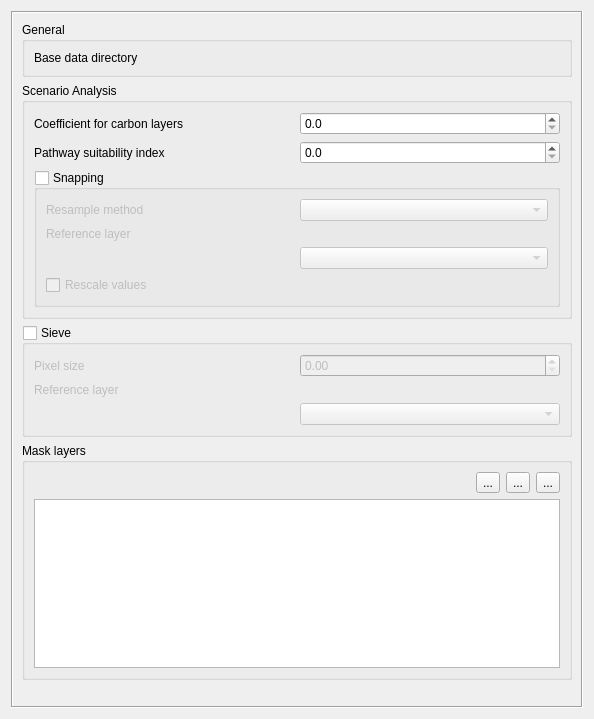
ConservationInternational/cplus-plugin, file src/cplus_plugin/ui/cplus_settings.ui: the form before one commit.
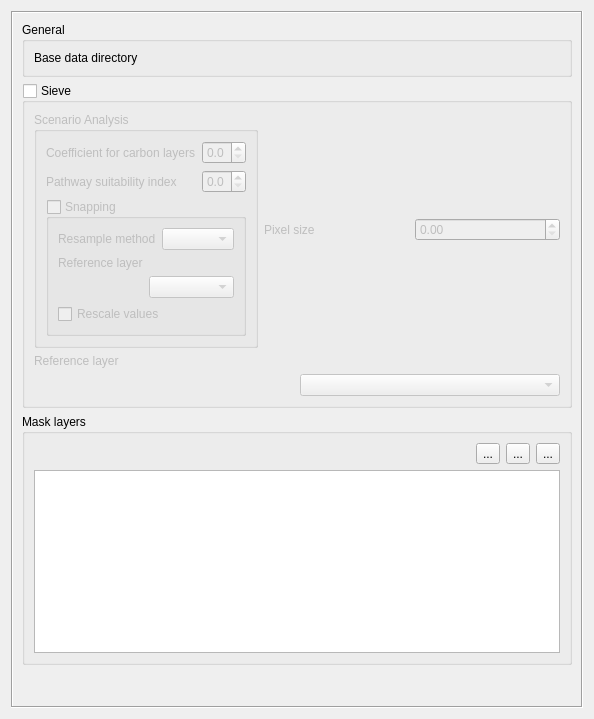
The form after the commit. Custom widgets are drawn as their Qt base class.

What changed in the file:
```diff
--- a/src/cplus_plugin/ui/cplus_settings.ui
+++ b/src/cplus_plugin/ui/cplus_settings.ui
@@ -68,6 +68,20 @@
         </widget>
        </item>
        <item>
+        <widget class="QgsCollapsibleGroupBox" name="sieve_group_box">
+         <property name="title">
+          <string>Sieve </string>
+         </property>
+         <property name="checkable">
+          <bool>true</bool>
+         </property>
+         <property name="checked">
+          <bool>false</bool>
+         </property>
+         <layout class="QVBoxLayout" name="verticalLayout_2">
+          <item>
+           <layout class="QHBoxLayout" name="horizontalLayout_3">
+            <item>
         <widget class="QgsCollapsibleGroupBox" name="mGroupBox">
          <property name="minimumSize">
           <size>
@@ -196,20 +210,6 @@
         </widget>
        </item>
        <item>
-        <widget class="QgsCollapsibleGroupBox" name="sieve_group_box">
-         <property name="title">
-          <string>Sieve </string>
-         </property>
-         <property name="checkable">
-          <bool>true</bool>
-         </property>
-         <property name="checked">
-          <bool>false</bool>
-         </property>
-         <layout class="QVBoxLayout" name="verticalLayout_2">
-          <item>
-           <layout class="QHBoxLayout" name="horizontalLayout_3">
-            <item>
              <widget class="QLabel" name="resample_method_2">
               <property name="text">
                <string>Pixel size</string>
```
Left out of the diff: 6 changed lines with no effect on the pictures. Lines whose indentation alone changed are shown as unchanged.
